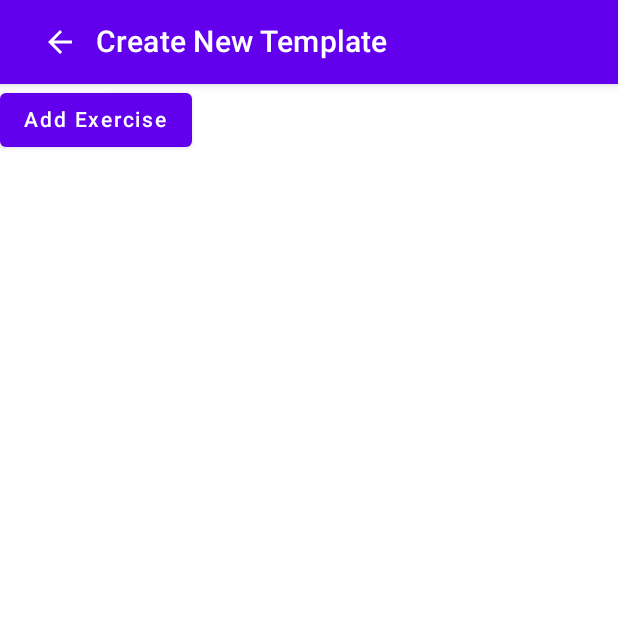
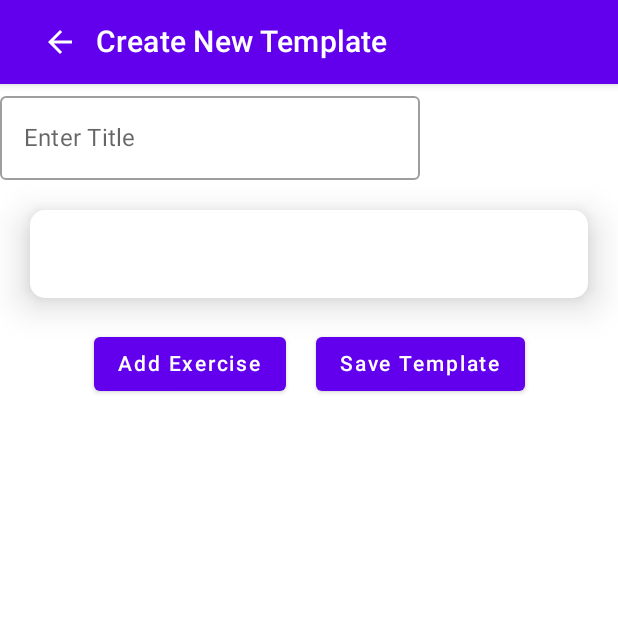
Before and after one commit to tylerporter30/HyperTrophy, an Android app built with Jetpack Compose: the CreateNewProgram screen opened through its navigation route, after a tap on "Floating Button", on a phone screen of 412 x 824 dp, the top half of it. Run offline under Robolectric (Android 15) with nearby library versions, the phone set to English and light mode, and no system bars; our stand-ins replace Room's generated code; libraries missing offline, so code that uses them is left out: com.jakewharton.retrofit2; 1 statement that could not run was skipped.

Commit message:
Updated CreateNewTemplate UI and added button to ExerciseInfoCards

```diff
--- a/app/src/main/java/com/example/hypertrophy/CreateNewProgram.kt
+++ b/app/src/main/java/com/example/hypertrophy/CreateNewProgram.kt
@@ -35,6 +35,8 @@ fun CreateNewProgram(navController: NavHostController) {
 @Composable
 fun CreateNewProgramTextField(navController: NavHostController) {
 
+    var text by remember { mutableStateOf("") }
+
     Column(modifier = Modifier.fillMaxSize(), Arrangement.Center) {
 
         Row(modifier = Modifier.fillMaxWidth(), Arrangement.Center) {
@@ -43,7 +45,6 @@ fun CreateNewProgramTextField(navController: NavHostController) {
             Text(text = "Create Program Name")
         }
 
-        var text by remember { mutableStateOf("") }
 
         TextField(
             value = text,
@@ -55,11 +56,11 @@ fun CreateNewProgramTextField(navController: NavHostController) {
             )
     }
 
-    FloatingActionButtonComponent2(navController = navController)
+    FloatingActionButtonComponent2(navController = navController, TemplateName = text)
 }
 
 @Composable
-fun FloatingActionButtonComponent2(navController: NavHostController) {
+fun FloatingActionButtonComponent2(navController: NavHostController, TemplateName: String) {
 
     val context = LocalContext.current
 
--- a/app/src/main/java/com/example/hypertrophy/CreateNewTemplate.kt
+++ b/app/src/main/java/com/example/hypertrophy/CreateNewTemplate.kt
@@ -1,10 +1,22 @@
 package com.example.hypertrophy
 
-import androidx.compose.foundation.layout.Column
+import androidx.compose.foundation.layout.*
+import androidx.compose.foundation.shape.RoundedCornerShape
+import androidx.compose.foundation.text.KeyboardActions
+import androidx.compose.foundation.text.KeyboardOptions
 import androidx.compose.material.*
 import androidx.compose.material.icons.Icons
 import androidx.compose.material.icons.filled.ArrowBack
 import androidx.compose.runtime.Composable
+import androidx.compose.runtime.getValue
+import androidx.compose.runtime.mutableStateOf
+import androidx.compose.runtime.saveable.rememberSaveable
+import androidx.compose.runtime.setValue
+import androidx.compose.ui.Alignment
+import androidx.compose.ui.Modifier
+import androidx.compose.ui.platform.LocalFocusManager
+import androidx.compose.ui.text.input.VisualTransformation
+import androidx.compose.ui.unit.dp
 import androidx.navigation.NavHostController
 
 @Composable
@@ -24,10 +36,66 @@ fun CreateNewTemplate(navController: NavHostController) {
 
 @Composable
 fun CreateWorkoutTemplateScreen(navController: NavHostController) {
-    Column() {
+    Column(
+
+    ) {
+        val focusManager = LocalFocusManager.current
+
+        //Add Title
+        var TemplateTitle by rememberSaveable {mutableStateOf("")}
+
+        OutlinedTextField(
+            value = TemplateTitle,
+            onValueChange = { text: String ->
+                TemplateTitle = text
+            },
+            label = {
+                    Text(text = "Enter Title")
+            },
+            singleLine = true,
+            keyboardActions = KeyboardActions(onDone = { focusManager.clearFocus() }),
+            visualTransformation = VisualTransformation.None,
+            keyboardOptions = KeyboardOptions.Default
+        )
+
+        //Card to Display Template
+        Card(
+            modifier = Modifier
+                .padding(20.dp)
+                .fillMaxWidth(),
+            elevation = 15.dp,
+            shape = RoundedCornerShape(10.dp)
+            ) {
+            Column(
+                modifier = Modifier
+                    .padding(20.dp)
+                    .fillMaxWidth()
+            ) {
+                Row(
+                    modifier = Modifier.fillMaxWidth(),
+                    horizontalArrangement = Arrangement.Center
+                ) {
+                    Text(text = TemplateTitle)
+                }
+
+            }
+        }
+
         //Add Exercise
-        Button(onClick = { navController.navigate(NavRoutes.Browse.route) }) {
-            Text(text = "Add Exercise")
+        Row(
+            modifier = Modifier
+                .fillMaxWidth(),
+            horizontalArrangement = Arrangement.Center
+        ) {
+            Button(onClick = { navController.navigate(NavRoutes.Browse.route) }) {
+                Text(text = "Add Exercise")
+            }
+
+            Spacer(modifier = Modifier.width(20.dp))
+
+            Button(onClick = {  }) {
+                Text(text = "Save Template")
+            }
         }
     }
 }
--- a/app/src/main/java/com/example/hypertrophy/ui/Screen_BrowseAllExercise.kt
+++ b/app/src/main/java/com/example/hypertrophy/ui/Screen_BrowseAllExercise.kt
@@ -109,6 +109,10 @@ fun ExerciseInfoCard(exerciseInfo: ExerciseInfo){
                     Text(text = "Targeted Muscle: ${exerciseInfo.target}")
                     Text(text = "Equipment: ${exerciseInfo.equipment}")
                 }
+
+                Button(onClick = { /*TODO*/ }) {
+                    Text(text = "Add to Template")
+                }
             }
         }
     }
```
